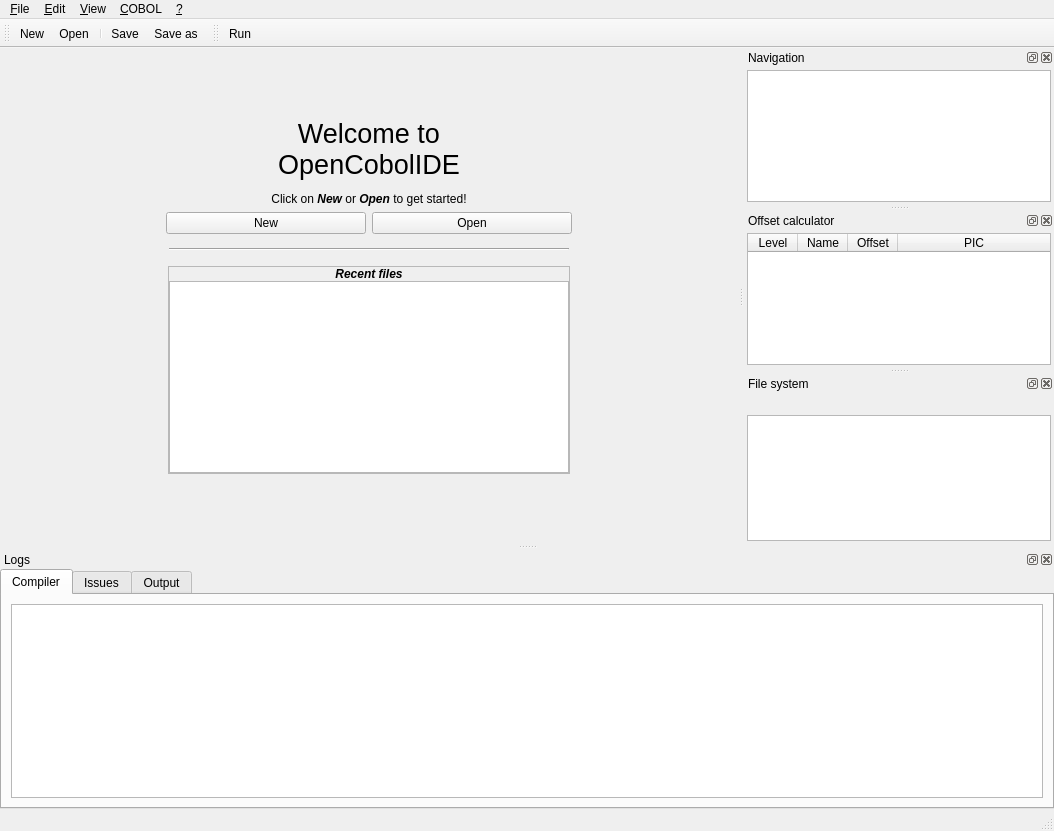
Before: the Qt Designer form forms/ide.ui in OpenCobolIDE/OpenCobolIDE, drawn with Qt 5.
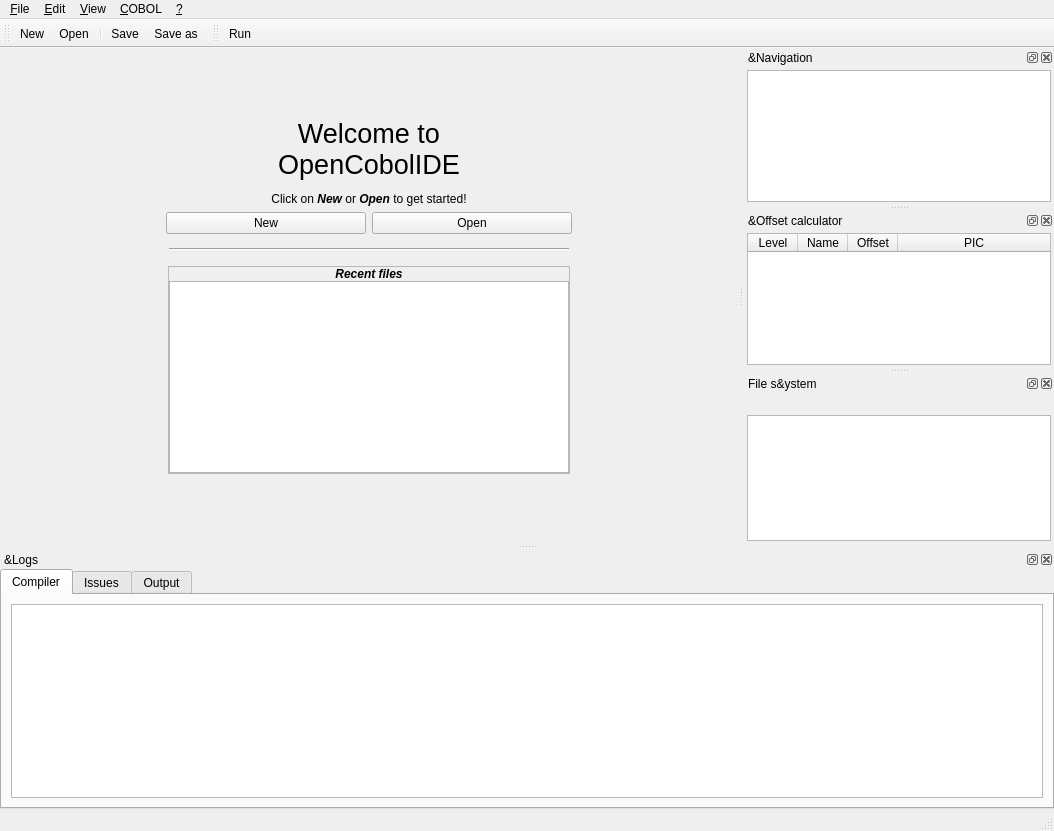
After: the same form once the commit is applied. Icons and pictures are not drawn. Custom widgets are drawn as their Qt base class.

What changed in the file:
```diff
--- a/forms/ide.ui
+++ b/forms/ide.ui
@@ -407,7 +407,7 @@
   </widget>
   <widget class="QDockWidget" name="dockWidgetLogs">
    <property name="windowTitle">
-    <string>Logs</string>
+    <string>&amp;Logs</string>
    </property>
    <attribute name="dockWidgetArea">
     <number>8</number>
@@ -616,7 +616,7 @@
     <set>QDockWidget::AllDockWidgetFeatures</set>
    </property>
    <property name="windowTitle">
-    <string>Navigation</string>
+    <string>&amp;Navigation</string>
    </property>
    <attribute name="dockWidgetArea">
     <number>2</number>
@@ -658,7 +658,7 @@
     </size>
    </property>
    <property name="windowTitle">
-    <string>Offset calculator</string>
+    <string>&amp;Offset calculator</string>
    </property>
    <attribute name="dockWidgetArea">
     <number>2</number>
@@ -739,7 +739,7 @@
     </size>
    </property>
    <property name="windowTitle">
-    <string>File system</string>
+    <string>File s&amp;ystem</string>
    </property>
    <attribute name="dockWidgetArea">
     <number>2</number>
```
Left out of the diff: 110 changed lines with no effect on the pictures.
